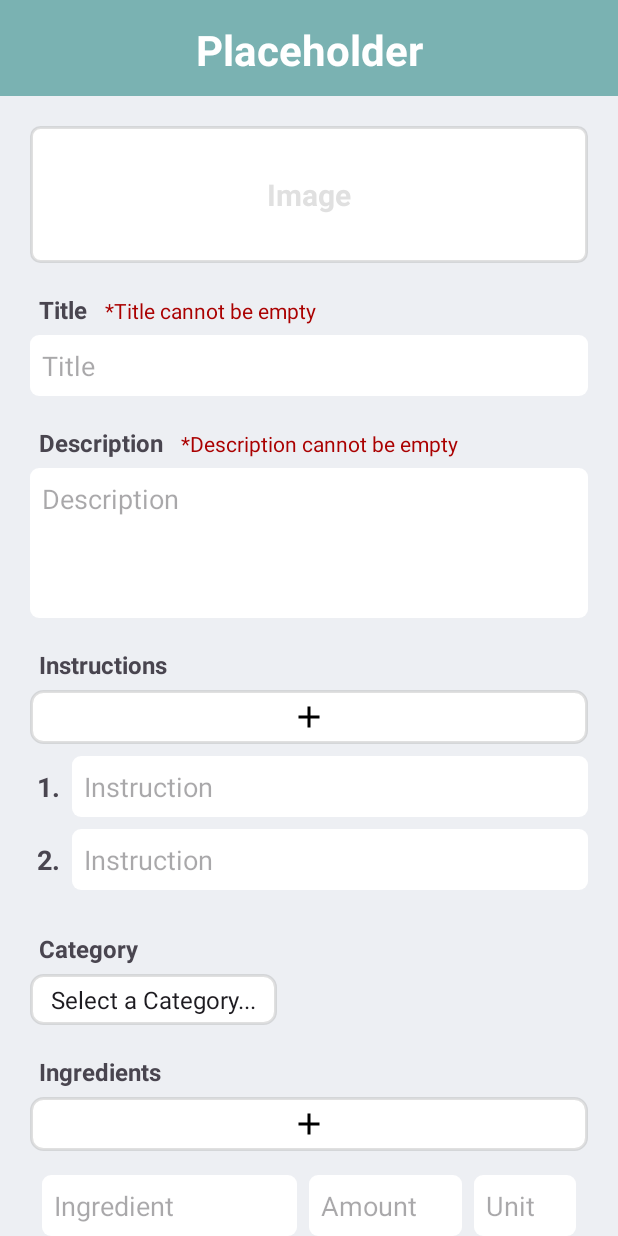
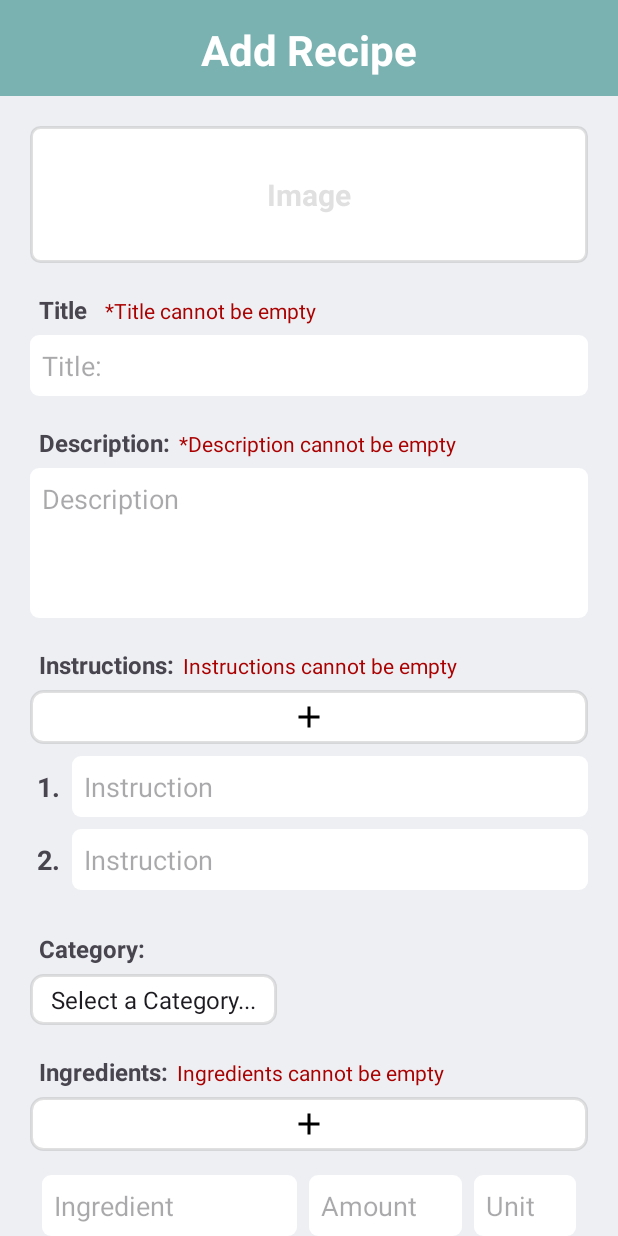
Before and after one commit to Soulstriderx/recipe-savinig, an Android app: the AddRecipeFragment screen opened through its navigation route, after a tap on an icon or button, on a phone screen of 412 x 824 dp. Run offline under Robolectric (Android 15) with nearby library versions, the phone set to English and light mode, and no system bars; our stand-ins replace Room's generated code.

Commit message:
Fixed some styling for the filter and manageRecipe, Added ShopList adapter, Added ShopList Layout

```diff
--- a/app/src/main/java/com/fwrdgrp/recipesaving/ui/home/HomeFragment.kt
+++ b/app/src/main/java/com/fwrdgrp/recipesaving/ui/home/HomeFragment.kt
@@ -6,6 +6,7 @@ import android.view.LayoutInflater
 import android.view.View
 import android.view.ViewGroup
 import androidx.navigation.fragment.findNavController
+import androidx.viewpager2.widget.ViewPager2
 import com.fwrdgrp.recipesaving.R
 import com.fwrdgrp.recipesaving.databinding.FragmentHomeBinding
 import com.fwrdgrp.recipesaving.ui.adapters.TabsAdapter
@@ -26,19 +27,12 @@ class HomeFragment : Fragment() {
 
     override fun onViewCreated(view: View, savedInstanceState: Bundle?) {
         super.onViewCreated(view, savedInstanceState)
-
         binding.mbAdd.setOnClickListener {
             val action = if (binding.vpTabs.currentItem == 0) HomeFragmentDirections.actionHomeToAddRecipe()
             else HomeFragmentDirections.actionHomeToAddShopList()
-
             findNavController().navigate(action)
         }
-
-        //ViewPager Stuff
-        val adapter = TabsAdapter(
-            fragments = listOf(RecipeFragment(), ShopListFragment()),
-            fragment = this
-        )
+        val adapter = TabsAdapter(fragments = listOf(RecipeFragment(), ShopListFragment()), fragment = this)
         binding.vpTabs.adapter = adapter
         TabLayoutMediator(binding.tlTabs, binding.vpTabs) { tab, position ->
             when(position) {
@@ -46,6 +40,13 @@ class HomeFragment : Fragment() {
                 else -> tab.text = getString(R.string.shop_list)
             }
         }.attach()
+        binding.vpTabs.registerOnPageChangeCallback(object: ViewPager2.OnPageChangeCallback() {
+            override fun onPageSelected(position: Int) { addButtonText(position) }
+        })
     }
 
+    fun addButtonText(pos: Int) {
+        binding.mbAdd.text = if(pos == 0) getString(R.string.add_recipes)
+        else getString(R.string.add_shop_list)
+    }
 }
--- a/app/src/main/java/com/fwrdgrp/recipesaving/ui/managerecipe/AddRecipeFragment.kt
+++ b/app/src/main/java/com/fwrdgrp/recipesaving/ui/managerecipe/AddRecipeFragment.kt
@@ -1,6 +1,9 @@
 package com.fwrdgrp.recipesaving.ui.managerecipe
 
+import android.os.Bundle
+import android.view.View
 import androidx.fragment.app.viewModels
+import com.fwrdgrp.recipesaving.R
 import com.fwrdgrp.recipesaving.data.enums.Category
 import com.fwrdgrp.recipesaving.data.models.recipe.Recipe
 import kotlin.getValue
@@ -8,6 +11,11 @@ import kotlin.getValue
 class AddRecipeFragment : BaseManageRecipeFragment() {
     override val viewModel: AddRecipeViewModel by viewModels {
         AddRecipeViewModel.Factory
+    }
+
+    override fun onViewCreated(view: View, savedInstanceState: Bundle?) {
+        super.onViewCreated(view, savedInstanceState)
+        binding.tvHeaderManage.text = getString(R.string.add_recipe)
     }
     override fun buildRecipe(category: List<Category>): Recipe {
         binding.run {
--- a/app/src/main/java/com/fwrdgrp/recipesaving/ui/managerecipe/EditRecipeFragment.kt
+++ b/app/src/main/java/com/fwrdgrp/recipesaving/ui/managerecipe/EditRecipeFragment.kt
@@ -23,6 +23,7 @@ class EditRecipeFragment : BaseManageRecipeFragment() {
 
     override fun onViewCreated(view: View, savedInstanceState: Bundle?) {
         super.onViewCreated(view, savedInstanceState)
+        binding.tvHeaderManage.text = getString(R.string.edit_recipe)
         lifecycleScope.launch {
             recipeDetails = viewModel.fetchRecipe(args.recipeId)
             setData(recipeDetails)
--- a/app/src/main/res/drawable/filter_bg.xml
+++ b/app/src/main/res/drawable/filter_bg.xml
@@ -8,6 +8,7 @@
                 android:bottom="@dimen/space_xs"
                 android:left="@dimen/space_xs"
                 android:right="@dimen/space_xs" />
+            <stroke android:width="@dimen/space_xxxxs" android:color="@color/t_gray" />
         </shape>
     </item>
     <item android:state_enabled="true">
@@ -18,6 +19,7 @@
                 android:bottom="@dimen/space_xs"
                 android:left="@dimen/space_xs"
                 android:right="@dimen/space_xs" />
+            <stroke android:width="@dimen/space_xxxxs" android:color="@color/t_gray" />
         </shape>
     </item>
 </selector>
--- a/app/src/main/res/layout/fragment_manage_recipe.xml
+++ b/app/src/main/res/layout/fragment_manage_recipe.xml
@@ -18,6 +18,7 @@
         android:padding="@dimen/space_l">
 
         <TextView
+            android:id="@+id/tvHeaderManage"
             android:layout_width="match_parent"
             android:layout_height="wrap_content"
             android:gravity="center"
@@ -84,7 +85,7 @@
                 android:layout_height="wrap_content"
                 android:layout_marginBottom="@dimen/space_l"
                 android:background="@drawable/edit_text_bg"
-                android:hint="Title" />
+                android:hint="@string/title_colon" />
 
             <!--Description-->
             <LinearLayout
@@ -98,7 +99,7 @@
                     android:layout_width="wrap_content"
                     android:layout_height="wrap_content"
                     android:padding="@dimen/space_xxs"
-                    android:text="Description"
+                    android:text="@string/description_colon"
                     android:textSize="@dimen/text_l"
                     android:textStyle="bold" />
 
@@ -106,8 +107,8 @@
                     android:id="@+id/tvDescError"
                     android:layout_width="match_parent"
                     android:layout_height="wrap_content"
-                    android:layout_marginLeft="@dimen/space_xxs"
-                    android:text="*Description cannot be empty"
+                    android:layout_marginEnd="@dimen/space_xxs"
+                    android:text="@string/description_cannot_be_empty"
                     android:textColor="@color/color_error" />
 
             </LinearLayout>
@@ -119,18 +120,32 @@
                 android:layout_marginBottom="@dimen/space_l"
                 android:background="@drawable/edit_text_bg"
                 android:gravity="start"
-                android:hint="Description"
+                android:hint="@string/description"
                 android:maxHeight="@dimen/space_xxxxxxxl" />
 
             <!--Instructions-->
+            <LinearLayout
+                android:layout_width="match_parent"
+                android:layout_height="wrap_content"
+                android:orientation="horizontal">
+
                 <TextView
-                android:id="@+id/tvInstructions"
                     android:layout_width="wrap_content"
                     android:layout_height="wrap_content"
                     android:padding="@dimen/space_xxs"
-                android:text="Instructions"
+                    android:text="@string/instructions_colon"
                     android:textSize="@dimen/text_l"
                     android:textStyle="bold" />
+
+                <TextView
+                    android:id="@+id/tvInstructionsError"
+                    android:layout_width="match_parent"
+                    android:layout_height="wrap_content"
+                    android:layout_marginEnd="@dimen/space_xxs"
+                    android:text="@string/instructions_cannot_be_empty"
+                    android:textColor="@color/color_error" />
+
+            </LinearLayout>
 
             <ImageView
                 android:id="@+id/ivAddInstruction"
@@ -154,7 +169,7 @@
                 android:layout_width="wrap_content"
                 android:layout_height="wrap_content"
                 android:padding="@dimen/space_xxs"
-                android:text="Category"
+                android:text="@string/category_colon"
                 android:textSize="@dimen/text_l"
                 android:textStyle="bold" />
 
@@ -171,14 +186,28 @@
                 android:layout_marginBottom="@dimen/space_l" />
 
             <!--Ingredients-->
+            <LinearLayout
+                android:layout_width="match_parent"
+                android:layout_height="wrap_content"
+                android:orientation="horizontal">
+
                 <TextView
-                android:id="@+id/tvIngredients"
                     android:layout_width="wrap_content"
                     android:layout_height="wrap_content"
                     android:padding="@dimen/space_xxs"
-                android:text="Ingredients"
+                    android:text="@string/ingredients_colon"
                     android:textSize="@dimen/text_l"
                     android:textStyle="bold" />
+
+                <TextView
+                    android:id="@+id/tvIngredientsError"
+                    android:layout_width="match_parent"
+                    android:layout_height="wrap_content"
+                    android:layout_marginEnd="@dimen/space_xxs"
+                    android:text="@string/ingredients_cannot_be_empty"
+                    android:textColor="@color/color_error" />
+
+            </LinearLayout>
 
             <ImageView
                 android:id="@+id/ivAddIngredient"
@@ -214,7 +243,7 @@
                         android:layout_width="wrap_content"
                         android:layout_height="wrap_content"
                         android:padding="@dimen/space_xxs"
-                        android:text="Time"
+                        android:text="@string/time_taken"
                         android:textSize="@dimen/text_l"
                         android:textStyle="bold" />
 
@@ -225,7 +254,7 @@
                         android:layout_height="wrap_content"
                         android:layout_marginBottom="@dimen/space_l"
                         android:background="@drawable/edit_text_bg"
-                        android:hint="Time Taken"
+                        android:hint="@string/time_taken"
                         android:inputType="number" />
                 </LinearLayout>
 
@@ -241,7 +270,7 @@
                         android:layout_width="wrap_content"
                         android:layout_height="wrap_content"
                         android:padding="@dimen/space_xxs"
-                        android:text="Serving Size"
+                        android:text="@string/serving_size"
                         android:textSize="@dimen/text_l"
                         android:textStyle="bold" />
 
@@ -252,7 +281,7 @@
                         android:layout_height="wrap_content"
                         android:layout_marginBottom="@dimen/space_l"
                         android:background="@drawable/edit_text_bg"
-                        android:hint="Serving Size"
+                        android:hint="@string/serving_size"
                         android:inputType="number" />
                 </LinearLayout>
 
@@ -261,14 +290,13 @@
 
             <com.google.android.material.button.MaterialButton
                 android:id="@+id/mbSubmit"
-                android:layout_width="wrap_content"
+                android:layout_width="match_parent"
                 android:layout_height="wrap_content"
                 android:layout_gravity="center_horizontal"
-                android:layout_marginTop="8dp"
-                android:text="Submit" />
-
-            <!--Serving-->
-
+                android:layout_marginTop="@dimen/space_xxxl"
+                android:layout_marginHorizontal="@dimen/space_xs"
+                android:backgroundTint="@color/color_primary"
+                android:text="@string/submit" />
 
         </LinearLayout>
 
--- a/app/src/main/res/layout/fragment_shop_list.xml
+++ b/app/src/main/res/layout/fragment_shop_list.xml
@@ -98,9 +98,8 @@
 
     </LinearLayout>
 
-
     <androidx.recyclerview.widget.RecyclerView
-        android:id="@+id/rvRecipes"
+        android:id="@+id/rvShopList"
         android:layout_width="match_parent"
         android:layout_height="match_parent"
         android:layout_below="@id/llHeader"/>
--- a/app/src/main/res/values/colors.xml
+++ b/app/src/main/res/values/colors.xml
@@ -15,6 +15,7 @@
     <!--Transparent Colors-->
     <color name="t_none">#00000000</color>
     <color name="t_gray">#55A2A2A2</color>
+    <color name="t_gray_text">#95A2A2A2</color>
 
     <!--Success-->
     <color name="color_success">#00AA00</color>
--- a/app/src/main/res/values/strings.xml
+++ b/app/src/main/res/values/strings.xml
@@ -5,6 +5,7 @@
     <string name="filter">Filter</string>
     <string name="search">Search</string>
     <string name="add_recipes">Add Recipes</string>
+    <string name="add_shop_list">Add Shopping List</string>
     <string name="placeholder">Placeholder</string>
     <string name="recipes">Recipes</string>
     <string name="shop_list">Shop List</string>
@@ -26,4 +27,18 @@
     <string name="are_you_sure">Are you sure?</string>
     <string name="are_you_sure_delete">Are you sure you want to delete this Recipe?\n(This cannot be undone.)</string>
     <string name="i_m_feeling_lucky">I\'m feeling lucky!</string>
+    <string name="submit">Submit</string>
+    <string name="serving_size">Serving Size</string>
+    <string name="time_taken">Time Taken</string>
+    <string name="ingredients_colon">Ingredients:</string>
+    <string name="category_colon">Category:</string>
+    <string name="instructions_colon">Instructions:</string>
+    <string name="description_colon">Description:</string>
+    <string name="description_cannot_be_empty">*Description cannot be empty</string>
+    <string name="description">Description</string>
+    <string name="title_colon">Title:</string>
+    <string name="instructions_cannot_be_empty">Instructions cannot be empty</string>
+    <string name="ingredients_cannot_be_empty">Ingredients cannot be empty</string>
+    <string name="add_recipe">Add Recipe</string>
+    <string name="edit_recipe">Edit Recipe</string>
 </resources>
```
Also changed, not shown: app/src/main/java/com/fwrdgrp/recipesaving/ui/adapters/ShopListAdapter.kt (added, +44 -0 lines), app/src/main/java/com/fwrdgrp/recipesaving/ui/home/nested/ShopListFragment.kt (+15 -2 lines), app/src/main/res/layout/layout_item_shop_list.xml (added, +77 -0 lines). Lines whose indentation alone changed are shown as unchanged.
